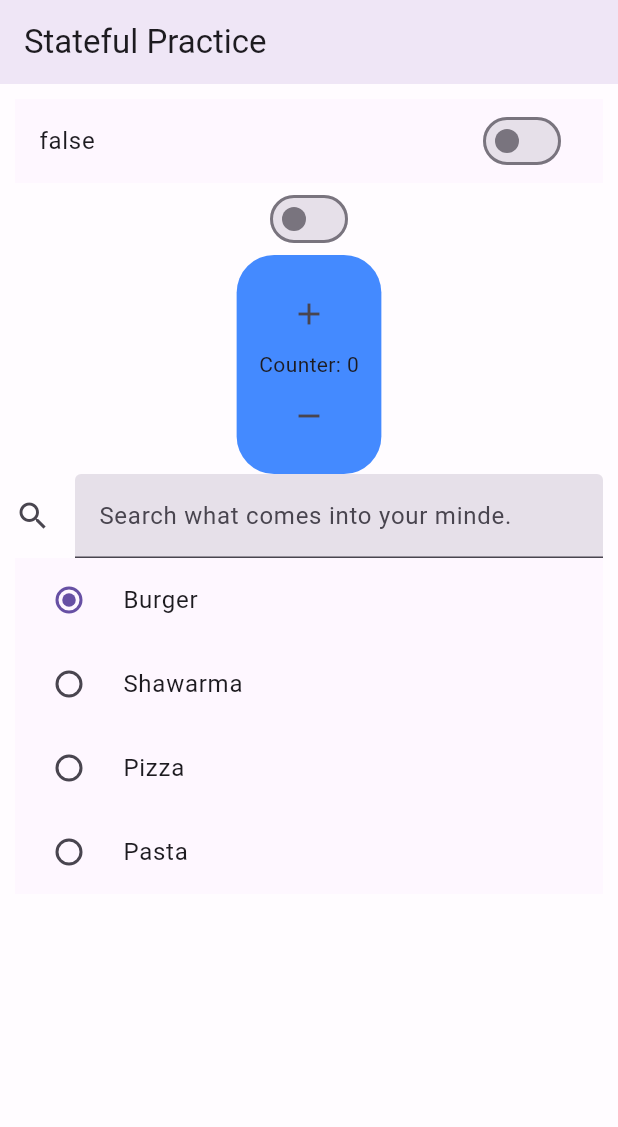
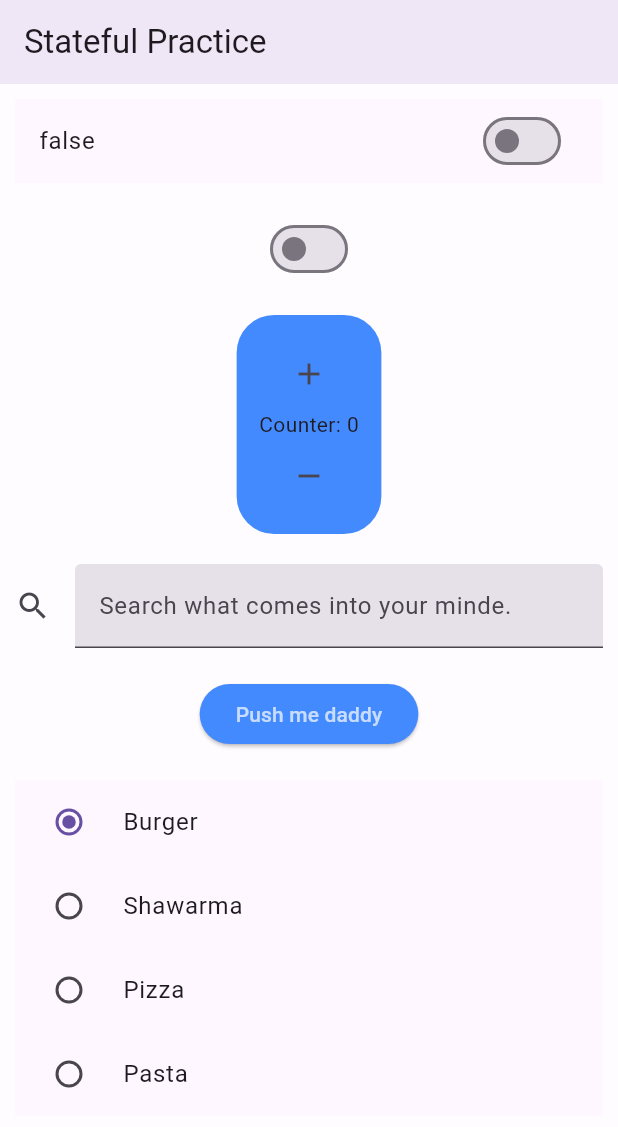
Before and after one commit to BugZilla27/BiteApp, a Flutter app: the screen it shows after launch, on a phone screen of 412 x 824 dp. Shown: the top 1127 px of the screen. Run offline on Flutter 3.47's test engine with Material 3 defaults, Android fonts, the phone set to English and light mode, and no system bars; our stand-ins replace google_fonts.

Commit message:
TextField TextEditingController practice

```diff
--- a/lib/counter_home_screen.dart
+++ b/lib/counter_home_screen.dart
@@ -21,6 +21,10 @@ class _CounterHomeScreenState extends State<CounterHomeScreen> {
 
   //RadioListTile Variable
   String? foodChoice = 'Burger';
+
+  //TextField Controller Variable
+  TextEditingController input = TextEditingController();
+
   @override
   Widget build(BuildContext context) {
     return Scaffold(
@@ -31,6 +35,7 @@ class _CounterHomeScreenState extends State<CounterHomeScreen> {
         padding: EdgeInsets.all(10),
         child: SingleChildScrollView(
           child: Column(
+            spacing: 20,
             children: [
               //SwitchListTile
               //The widget was wraped in Material widget due to a color splash ink error
@@ -90,10 +95,24 @@ class _CounterHomeScreenState extends State<CounterHomeScreen> {
               ),
 
               TextField(
+                controller: input,
                 decoration: InputDecoration(
                   icon: Icon(Icons.search),
                   filled: true,
                   label: Text('Search what comes into your minde.'),
+                ),
+              ),
+
+              ElevatedButton(
+                onPressed: () {
+                  print(input.text);
+                },
+                style: ElevatedButton.styleFrom(
+                  backgroundColor: Colors.blueAccent,
+                ),
+                child: Text(
+                  'Push me daddy',
+                  style: TextStyle(color: Colors.white70),
                 ),
               ),
               //RadioListTile Widget
```
